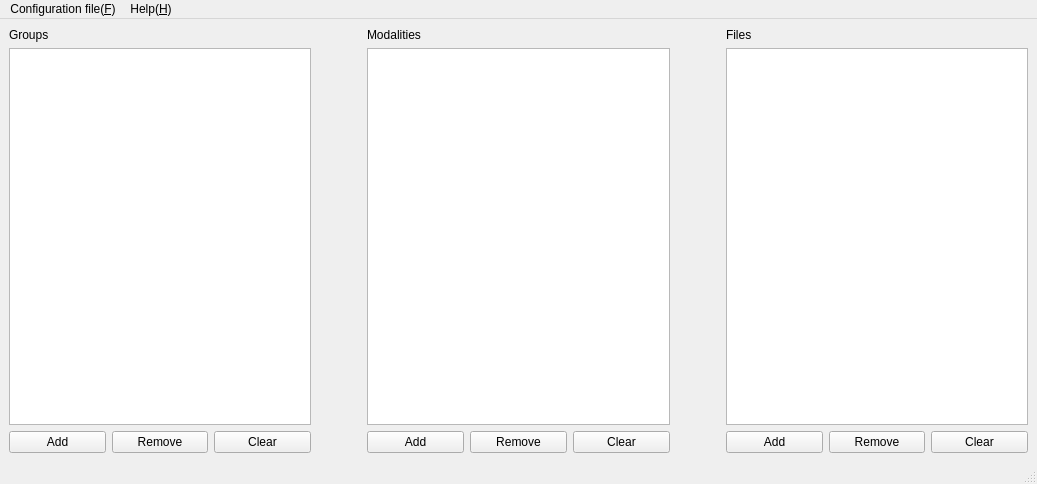
Old version of the form eslearn/gui_test/easylearn_data_loading_gui.ui in the repository easylearn-fmri/easylearn_dev.
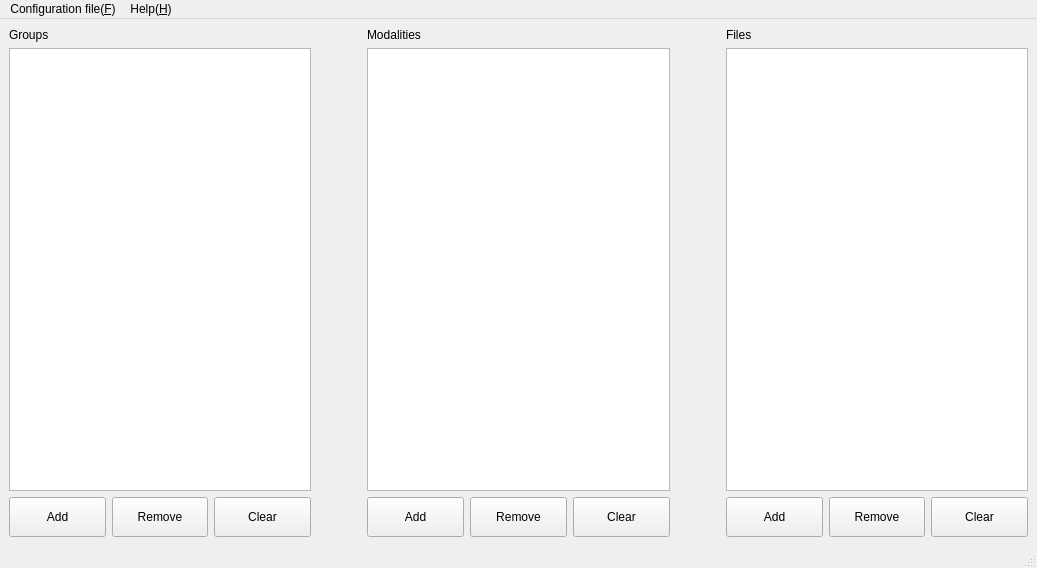
New version of the form.

Commit message: easylearn:gui:data_loading:debug

The edit to the form file:
```diff
--- a/eslearn/gui_test/easylearn_data_loading_gui.ui
+++ b/eslearn/gui_test/easylearn_data_loading_gui.ui
@@ -7,7 +7,7 @@
     <x>0</x>
     <y>0</y>
     <width>1037</width>
-    <height>484</height>
+    <height>568</height>
    </rect>
   </property>
   <property name="windowTitle">
@@ -55,8 +55,8 @@
          <widget class="QPushButton" name="pushButton_addgroups">
           <property name="minimumSize">
            <size>
-            <width>0</width>
-            <height>0</height>
+            <width>20</width>
+            <height>40</height>
            </size>
           </property>
           <property name="toolTipDuration">
@@ -74,8 +74,8 @@
          <widget class="QPushButton" name="pushButton_removegroups">
           <property name="minimumSize">
            <size>
-            <width>0</width>
-            <height>0</height>
+            <width>20</width>
+            <height>40</height>
            </size>
           </property>
           <property name="text">
@@ -87,8 +87,8 @@
          <widget class="QPushButton" name="pushButton_cleargroups">
           <property name="minimumSize">
            <size>
-            <width>0</width>
-            <height>0</height>
+            <width>20</width>
+            <height>40</height>
            </size>
           </property>
           <property name="text">
@@ -102,6 +102,12 @@
        <layout class="QHBoxLayout" name="modality_btn">
         <item>
          <widget class="QPushButton" name="pushButton_addmodalities">
+          <property name="minimumSize">
+           <size>
+            <width>20</width>
+            <height>40</height>
+           </size>
+          </property>
           <property name="toolTipDuration">
            <number>-5</number>
           </property>
@@ -115,6 +121,12 @@
         </item>
         <item>
          <widget class="QPushButton" name="pushButton_removemodalites">
+          <property name="minimumSize">
+           <size>
+            <width>20</width>
+            <height>40</height>
+           </size>
+          </property>
           <property name="text">
            <string>Remove</string>
           </property>
@@ -122,6 +134,12 @@
         </item>
         <item>
          <widget class="QPushButton" name="pushButton_clearmodalities">
+          <property name="minimumSize">
+           <size>
+            <width>20</width>
+            <height>40</height>
+           </size>
+          </property>
           <property name="text">
            <string>Clear</string>
           </property>
@@ -178,6 +196,12 @@
        <layout class="QHBoxLayout" name="file_btn">
         <item>
          <widget class="QPushButton" name="pushButton_addfiles">
+          <property name="minimumSize">
+           <size>
+            <width>20</width>
+            <height>40</height>
+           </size>
+          </property>
           <property name="baseSize">
            <size>
             <width>10</width>
@@ -197,6 +221,12 @@
         </item>
         <item>
          <widget class="QPushButton" name="pushButton_removefiles">
+          <property name="minimumSize">
+           <size>
+            <width>20</width>
+            <height>40</height>
+           </size>
+          </property>
           <property name="baseSize">
            <size>
             <width>10</width>
@@ -210,6 +240,12 @@
         </item>
         <item>
          <widget class="QPushButton" name="pushButton_clearfiles">
+          <property name="minimumSize">
+           <size>
+            <width>20</width>
+            <height>40</height>
+           </size>
+          </property>
           <property name="baseSize">
            <size>
             <width>10</width>
```
Left out of the diff: 12 changed lines with no effect on the pictures. The commit also changes 9 other files.
